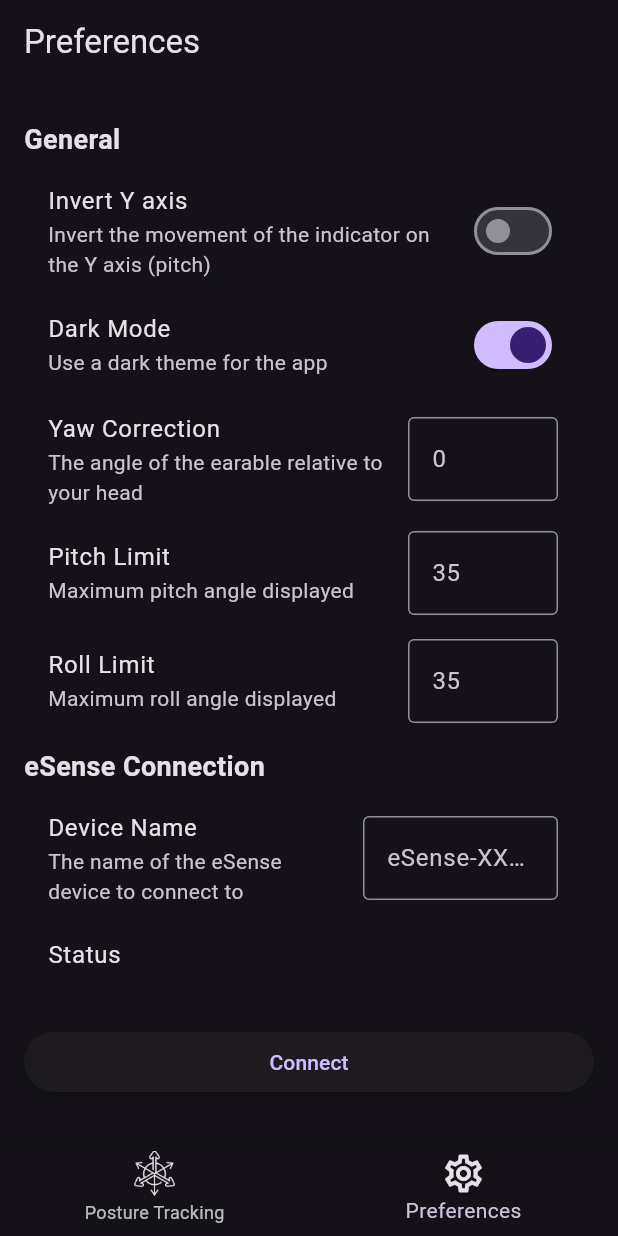
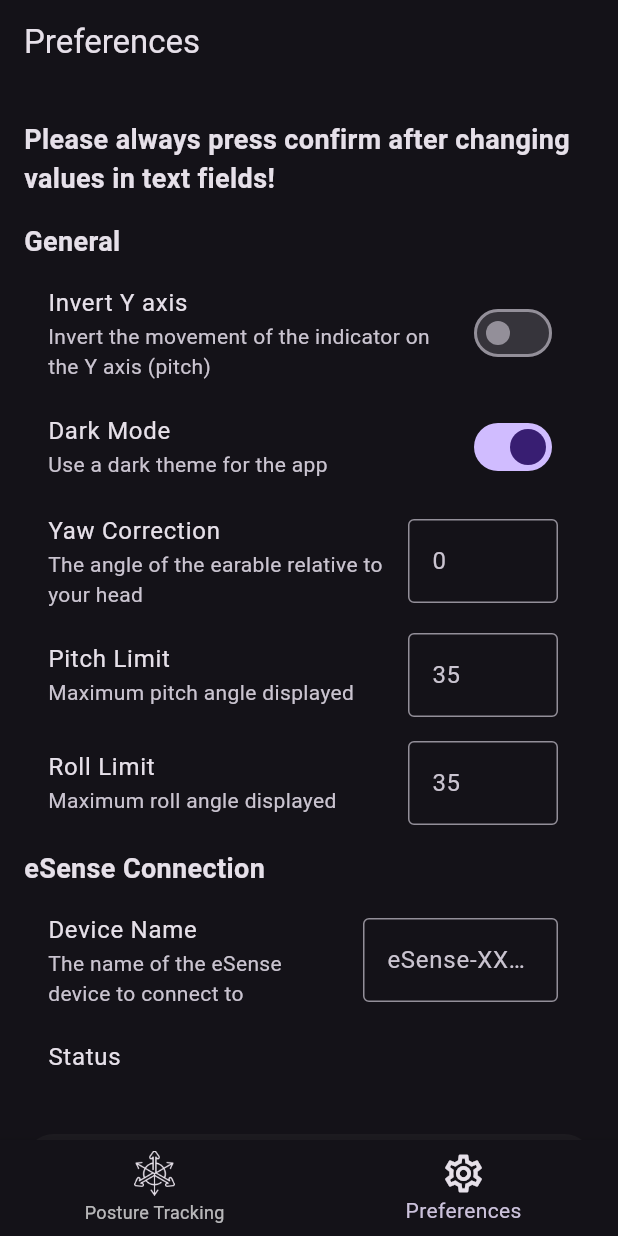
Before and after one commit to FabusLuebbus/PosturePal, a Flutter app: the screen it shows after launch, item 2 of the bottom bar chosen, on a phone screen of 412 x 824 dp. Run offline on Flutter 3.47's test engine with Material 3 defaults, Android fonts, the phone set to English and light mode, and no system bars; our stand-ins replace permission_handler; missing offline and left inert: esense_flutter.

Commit message:
add hint to confirm value changes in preferences

```diff
--- a/lib/pages/preferences_page.dart
+++ b/lib/pages/preferences_page.dart
@@ -25,6 +25,7 @@ class PreferencesPage extends StatelessWidget {
       body: ListView(
         padding: const EdgeInsets.all(16.0),
         children: [
+          buildSectionTitle("Please always press confirm after changing values in text fields!"),
           buildSectionTitle("General"),
           buildSwitchTile(
             context,
```
